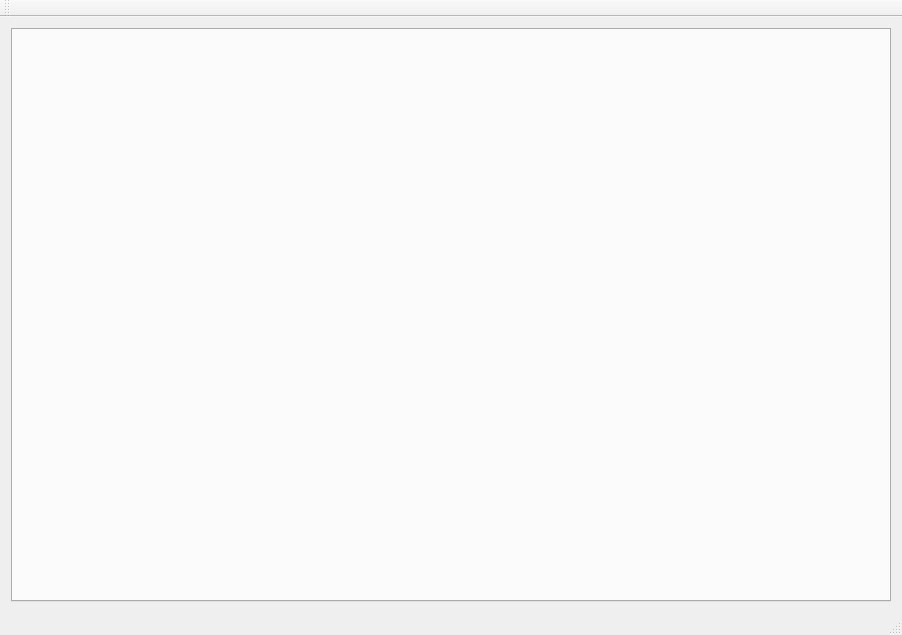
This is drumduino/drumduino.ui in Zoadian/drumduino_old as Qt 5 draws it before an edit. The edited form follows.
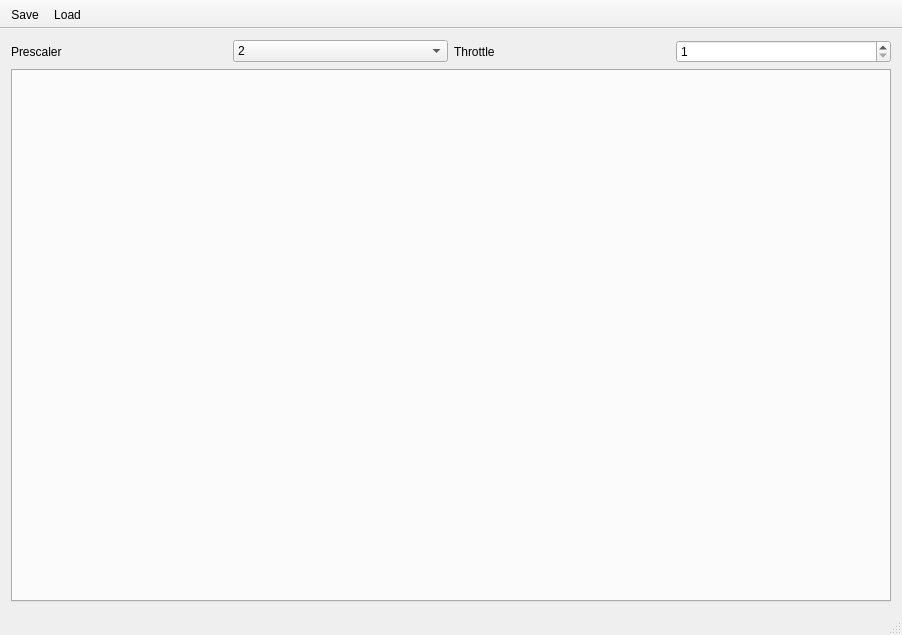
This is the edited form.

The edit to the form file:
```diff
--- a/drumduino/drumduino.ui
+++ b/drumduino/drumduino.ui
@@ -16,8 +16,74 @@
     <widget class="QWidget" name="centralWidget">
       <layout class="QVBoxLayout" name="verticalLayout">
         <item>
-          <widget class="QTabWidget" name="tabWidget">
-          </widget>
+     <layout class="QGridLayout" name="gridLayout">
+      <item row="0" column="1">
+       <widget class="QComboBox" name="cbPrescaler">
+        <item>
+         <property name="text">
+          <string>2</string>
+         </property>
+        </item>
+        <item>
+         <property name="text">
+          <string>4</string>
+         </property>
+        </item>
+        <item>
+         <property name="text">
+          <string>8</string>
+         </property>
+        </item>
+        <item>
+         <property name="text">
+          <string>16</string>
+         </property>
+        </item>
+        <item>
+         <property name="text">
+          <string>32</string>
+         </property>
+        </item>
+        <item>
+         <property name="text">
+          <string>64</string>
+         </property>
+        </item>
+        <item>
+         <property name="text">
+          <string>128</string>
+         </property>
+        </item>
+       </widget>
+      </item>
+      <item row="0" column="2">
+       <widget class="QLabel" name="label_2">
+        <property name="text">
+         <string>Throttle</string>
+        </property>
+       </widget>
+      </item>
+      <item row="0" column="0">
+       <widget class="QLabel" name="label">
+        <property name="text">
+         <string>Prescaler</string>
+        </property>
+       </widget>
+      </item>
+      <item row="0" column="3">
+       <widget class="QSpinBox" name="sbThrottle">
+        <property name="minimum">
+         <number>1</number>
+        </property>
+        <property name="maximum">
+         <number>127</number>
+        </property>
+       </widget>
+      </item>
+     </layout>
+    </item>
+    <item>
+     <widget class="QTabWidget" name="tabWidget"/>
         </item>
       </layout>
     </widget>
@@ -32,14 +98,32 @@
       </property>
     </widget>
     <widget class="QToolBar" name="mainToolBar">
+   <property name="movable">
+    <bool>false</bool>
+   </property>
+   <property name="floatable">
+    <bool>true</bool>
+   </property>
       <attribute name="toolBarArea">
         <enum>TopToolBarArea</enum>
       </attribute>
       <attribute name="toolBarBreak">
         <bool>false</bool>
       </attribute>
+   <addaction name="actionSave"/>
+   <addaction name="actionLoad"/>
     </widget>
     <widget class="QStatusBar" name="statusBar"/>
+  <action name="actionSave">
+   <property name="text">
+    <string>Save</string>
+   </property>
+  </action>
+  <action name="actionLoad">
+   <property name="text">
+    <string>Load</string>
+   </property>
+  </action>
   </widget>
   <layoutdefault spacing="6" margin="11"/>
   <resources>
```
Lines whose indentation alone changed are shown as unchanged.
